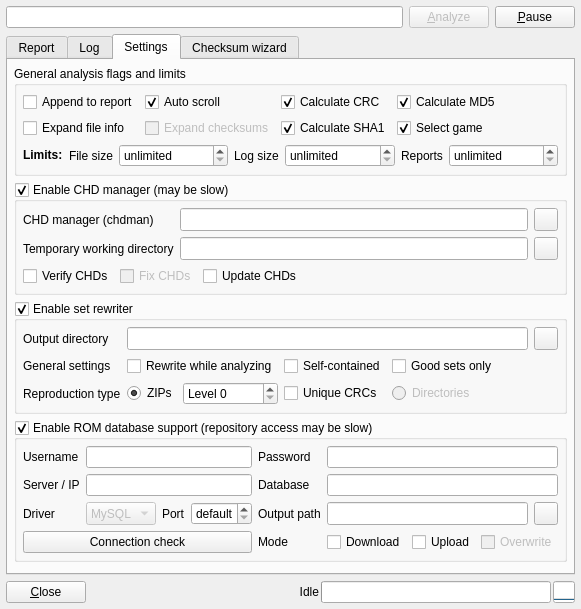
This is romalyzer.ui in qmc2/qmc2-mame-fe as Qt 5 draws it before an edit. The edited form follows.
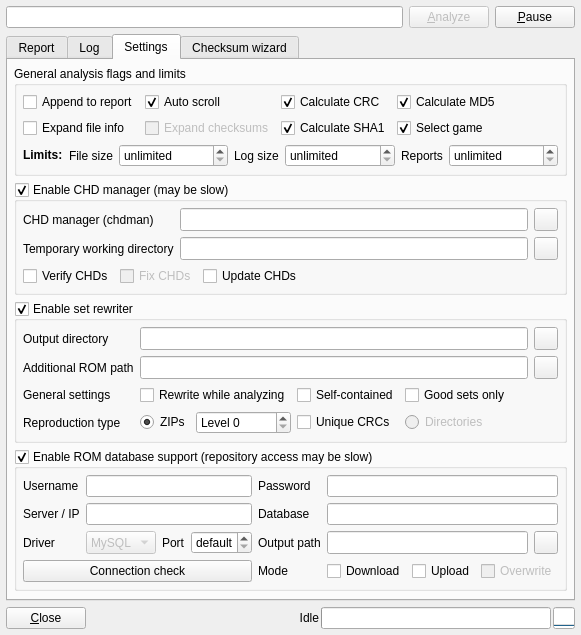
This is the edited form. The open tabs and pages were chosen to show the change. Icons and pictures are not drawn.

Commit message: new: ROMAlyzer: you can specify an additional source ROM path for the set rewriter in order to allow for merging updates

What changed in the file:
```diff
--- a/romalyzer.ui
+++ b/romalyzer.ui
@@ -7,8 +7,8 @@
    <rect>
     <x>0</x>
     <y>0</y>
-    <width>561</width>
-    <height>609</height>
+    <width>511</width>
+    <height>630</height>
    </rect>
   </property>
   <property name="windowTitle">
@@ -947,7 +947,7 @@
             </property>
            </widget>
           </item>
-          <item row="1" column="0">
+          <item row="2" column="0">
            <widget class="QLabel" name="labelSetRewriterGeneralSettings">
             <property name="sizePolicy">
              <sizepolicy hsizetype="Fixed" vsizetype="Preferred">
@@ -960,7 +960,7 @@
             </property>
            </widget>
           </item>
-          <item row="1" column="1">
+          <item row="2" column="1">
            <widget class="QCheckBox" name="checkBoxSetRewriterWhileAnalyzing">
             <property name="sizePolicy">
              <sizepolicy hsizetype="Fixed" vsizetype="Fixed">
@@ -976,7 +976,7 @@
             </property>
            </widget>
           </item>
-          <item row="1" column="2">
+          <item row="2" column="2">
            <widget class="QCheckBox" name="checkBoxSetRewriterSelfContainedSets">
             <property name="sizePolicy">
              <sizepolicy hsizetype="Fixed" vsizetype="Fixed">
@@ -992,7 +992,7 @@
             </property>
            </widget>
           </item>
-          <item row="1" column="3">
+          <item row="2" column="3">
            <widget class="QCheckBox" name="checkBoxSetRewriterGoodSetsOnly">
             <property name="toolTip">
              <string>Rewrite sets only when they are 'good' (otherwise, 'bad' sets will be included)</string>
@@ -1002,7 +1002,7 @@
             </property>
            </widget>
           </item>
-          <item row="2" column="0">
+          <item row="3" column="0">
            <widget class="QLabel" name="labelSetRewriterReproductionType">
             <property name="sizePolicy">
              <sizepolicy hsizetype="Fixed" vsizetype="Preferred">
@@ -1015,7 +1015,7 @@
             </property>
            </widget>
           </item>
-          <item row="2" column="1">
+          <item row="3" column="1">
            <layout class="QHBoxLayout" name="horizontalLayout_2">
             <item>
              <widget class="QRadioButton" name="radioButtonSetRewriterZipArchives">
@@ -1054,7 +1054,7 @@
             </item>
            </layout>
           </item>
-          <item row="2" column="2">
+          <item row="3" column="2">
            <widget class="QCheckBox" name="checkBoxSetRewriterUniqueCRCs">
             <property name="sizePolicy">
              <sizepolicy hsizetype="Fixed" vsizetype="Fixed">
@@ -1070,7 +1070,7 @@
             </property>
            </widget>
           </item>
-          <item row="2" column="3" colspan="4">
+          <item row="3" column="3" colspan="4">
            <widget class="QRadioButton" name="radioButtonSetRewriterIndividualDirectories">
             <property name="enabled">
              <bool>false</bool>
@@ -1083,7 +1083,7 @@
             </property>
            </widget>
           </item>
-          <item row="1" column="4" colspan="3">
+          <item row="2" column="4" colspan="3">
            <spacer name="horizontalSpacer_3">
             <property name="orientation">
              <enum>Qt::Horizontal</enum>
@@ -1113,6 +1113,49 @@
             </property>
            </widget>
           </item>
+          <item row="1" column="0">
+           <widget class="QLabel" name="labelSetRewriterAdditionalRomPath">
+            <property name="sizePolicy">
+             <sizepolicy hsizetype="Fixed" vsizetype="Preferred">
+              <horstretch>0</horstretch>
+              <verstretch>0</verstretch>
+             </sizepolicy>
+            </property>
+            <property name="text">
+             <string>Additional ROM path</string>
+            </property>
+           </widget>
+          </item>
+          <item row="1" column="1" colspan="5">
+           <widget class="QLineEdit" name="lineEditSetRewriterAdditionalRomPath">
+            <property name="sizePolicy">
+             <sizepolicy hsizetype="Expanding" vsizetype="Minimum">
+              <horstretch>0</horstretch>
+              <verstretch>0</verstretch>
+             </sizepolicy>
+            </property>
+            <property name="toolTip">
+             <string>Specify an additional source ROM path used when the set rewriter is active</string>
+            </property>
+           </widget>
+          </item>
+          <item row="1" column="6">
+           <widget class="QToolButton" name="toolButtonBrowseSetRewriterAdditionalRomPath">
+            <property name="sizePolicy">
+             <sizepolicy hsizetype="Fixed" vsizetype="Minimum">
+              <horstretch>0</horstretch>
+              <verstretch>0</verstretch>
+             </sizepolicy>
+            </property>
+            <property name="toolTip">
+             <string>Browse additional ROM path</string>
+            </property>
+            <property name="icon">
+             <iconset resource="qmc2.qrc">
+              <normaloff>:/data/img/fileopen.png</normaloff>:/data/img/fileopen.png</iconset>
+            </property>
+           </widget>
+          </item>
          </layout>
         </widget>
        </item>
```
Left out of the diff: 2 changed lines with no effect on the pictures. The commit also changes 12 other files.
